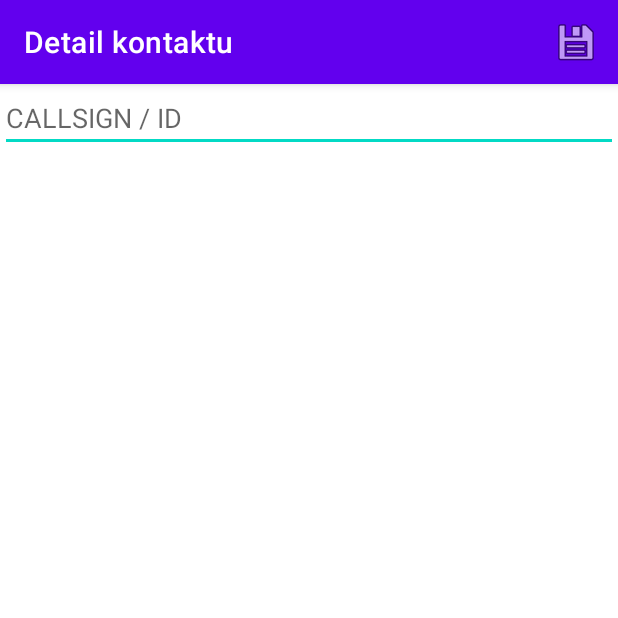
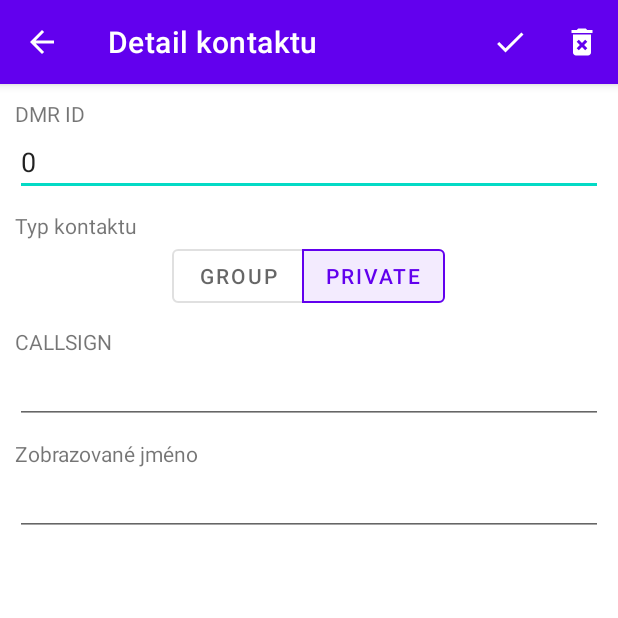
Before and after one commit to OK-DMR/ambe-codec-p25, an Android app: the ContactsActivity screen opened directly, with no data from a screen before it, after a tap on "Přidat kontakt", on a phone screen of 412 x 824 dp, the top half of it. Run offline under Robolectric (Android 15) with nearby library versions, the phone set to English and light mode, and no system bars.

Commit message:
saving work

```diff
--- a/app/src/main/java/cz/okdmr/mmdvm/ContactDetailActivity.java
+++ b/app/src/main/java/cz/okdmr/mmdvm/ContactDetailActivity.java
@@ -4,10 +4,15 @@ import android.content.Intent;
 import android.os.Bundle;
 import android.view.Menu;
 import android.view.MenuItem;
+import android.widget.EditText;
+import android.widget.TextView;
 
 import androidx.annotation.NonNull;
 import androidx.annotation.Nullable;
 import androidx.appcompat.app.AppCompatActivity;
+import androidx.appcompat.widget.SwitchCompat;
+
+import com.google.android.material.button.MaterialButton;
 
 import cz.okdmr.mmdvm.model.StoredContact;
 
@@ -16,7 +21,12 @@ public class ContactDetailActivity extends AppCompatActivity {
     public static String EXTRA_INT_CONTACT_ID = "CONTACT_ID";
 
     SettingsStorage prefs;
-    StoredContact contact;
+    StoredContact contact = new StoredContact();
+
+    EditText contact_dmr_id;
+    EditText contact_dmr_callsign;
+    EditText contact_display_name;
+    MaterialButton btn_private, btn_group;
 
     @Override
     protected void onCreate(@Nullable Bundle savedInstanceState) {
@@ -24,23 +34,50 @@ public class ContactDetailActivity extends AppCompatActivity {
         setContentView(R.layout.contact_edit);
         setTitle("Detail kontaktu");
         prefs = new SettingsStorage(this);
+
+        contact_dmr_id = findViewById(R.id.contact_dmr_id);
+        contact_dmr_callsign = findViewById(R.id.contact_dmr_callsign);
+        contact_display_name = findViewById(R.id.contact_display_name);
+        btn_private = findViewById(R.id.contact_btn_private);
+        btn_group = findViewById(R.id.contact_btn_group);
+
+        getSupportActionBar().setDisplayHomeAsUpEnabled(true);
     }
 
     @Override
     protected void onResume() {
         super.onResume();
         Intent launch = getIntent();
-        int contact_id = -1;
+        int extra_contact_id = -1;
         if (launch != null) {
-            contact_id = launch.getIntExtra(EXTRA_INT_CONTACT_ID, -1);
+            extra_contact_id = launch.getIntExtra(EXTRA_INT_CONTACT_ID, -1);
         }
-        contact = prefs.getContact(contact_id);
+        contact = prefs.getContact(extra_contact_id);
+        if (contact != null) {
+            contact_display_name.setText(contact.display_name);
+            contact_dmr_id.setText(String.valueOf(contact.dmr_id));
+            btn_group.setChecked(!contact.is_private);
+            btn_private.setChecked(contact.is_private);
+            contact_dmr_callsign.setText(contact.dmr_callsign);
+        }
     }
 
     @Override
     public boolean onOptionsItemSelected(@NonNull MenuItem item) {
         if (item.getItemId() == 1) {
+            contact.display_name = contact_display_name.getText().toString();
+            contact.dmr_callsign = contact_dmr_callsign.getText().toString();
+            contact.is_private = btn_private.isChecked();
+            contact.dmr_id = Integer.parseInt(contact_dmr_id.getText().toString());
             contact = prefs.storeContact(contact);
+            finish();
+            return true;
+        } else if (item.getItemId() == 2) {
+            prefs.deleteContact(contact);
+            finish();
+            return true;
+        } else if (item.getItemId() == android.R.id.home) {
+            finish();
             return true;
         }
         return super.onOptionsItemSelected(item);
@@ -48,9 +85,12 @@ public class ContactDetailActivity extends AppCompatActivity {
 
     @Override
     public boolean onCreateOptionsMenu(Menu menu) {
-        MenuItem i = menu.add(0,1,0,"Uložit");
-        i.setIcon(android.R.drawable.ic_menu_save);
+        MenuItem i = menu.add(0, 1, 0, "Uložit");
+        i.setIcon(R.drawable.ic_baseline_done_24);
         i.setShowAsAction(MenuItem.SHOW_AS_ACTION_IF_ROOM);
+        MenuItem o = menu.add(0, 2, 0, "Smazat");
+        o.setIcon(R.drawable.ic_baseline_delete_forever_24);
+        o.setShowAsAction(MenuItem.SHOW_AS_ACTION_IF_ROOM);
         return super.onCreateOptionsMenu(menu);
     }
 }
--- a/app/src/main/java/cz/okdmr/mmdvm/ContactsActivity.java
+++ b/app/src/main/java/cz/okdmr/mmdvm/ContactsActivity.java
@@ -2,8 +2,11 @@ package cz.okdmr.mmdvm;
 
 import android.content.Intent;
 import android.os.Bundle;
+import android.util.Log;
 import android.view.Menu;
 import android.view.MenuItem;
+import android.view.View;
+import android.widget.AdapterView;
 import android.widget.ListView;
 
 import androidx.annotation.NonNull;
@@ -12,20 +15,43 @@ import androidx.appcompat.app.AppCompatActivity;
 
 public class ContactsActivity extends AppCompatActivity {
 
+    ContactsAdapter contactsAdapter;
+
     @Override
     protected void onCreate(@Nullable Bundle savedInstanceState) {
         super.onCreate(savedInstanceState);
         setContentView(R.layout.list_view);
         setTitle("Kontakty");
+        getSupportActionBar().setDisplayHomeAsUpEnabled(true);
+
         ListView lv = findViewById(R.id.list_view);
-        lv.setAdapter(new ContactsAdapter(this));
+        contactsAdapter = new ContactsAdapter(this);
+        lv.setAdapter(contactsAdapter);
+        lv.setOnItemClickListener(new AdapterView.OnItemClickListener() {
+            @Override
+            public void onItemClick(AdapterView<?> parent, View view, int position, long id) {
+                Intent detailIntent = new Intent(ContactsActivity.this, ContactDetailActivity.class);
+                detailIntent.putExtra(ContactDetailActivity.EXTRA_INT_CONTACT_ID, contactsAdapter.ids.get(position));
+                startActivity(detailIntent);
+            }
+        });
+    }
+
+    @Override
+    protected void onResume() {
+        super.onResume();
+        contactsAdapter.refresh();
     }
 
     @Override
     public boolean onOptionsItemSelected(@NonNull MenuItem item) {
-        if (item.getItemId() == 1) {
-            startActivity(new Intent(this, ContactDetailActivity.class));
-            return true;
+        switch(item.getItemId()) {
+            case android.R.id.home:
+                finish();
+                return true;
+            case 1:
+                startActivity(new Intent(this, ContactDetailActivity.class));
+                return true;
         }
         return super.onOptionsItemSelected(item);
     }
@@ -33,7 +59,7 @@ public class ContactsActivity extends AppCompatActivity {
     @Override
     public boolean onCreateOptionsMenu(Menu menu) {
         MenuItem i = menu.add(0, 1, 0, "Přidat kontakt");
-        i.setIcon(android.R.drawable.btn_plus);
+        i.setIcon(R.drawable.ic_baseline_add_24);
         i.setShowAsAction(MenuItem.SHOW_AS_ACTION_IF_ROOM);
         return super.onCreateOptionsMenu(menu);
     }
--- a/app/src/main/java/cz/okdmr/mmdvm/ContactsAdapter.java
+++ b/app/src/main/java/cz/okdmr/mmdvm/ContactsAdapter.java
@@ -5,7 +5,11 @@ import android.view.LayoutInflater;
 import android.view.View;
 import android.view.ViewGroup;
 import android.widget.BaseAdapter;
+import android.widget.ImageView;
 import android.widget.TextView;
+
+import java.util.ArrayList;
+import java.util.Locale;
 
 import cz.okdmr.mmdvm.model.StoredContact;
 
@@ -13,10 +17,12 @@ public class ContactsAdapter extends BaseAdapter {
 
     SettingsStorage prefs;
     Context context;
+    ArrayList<Integer> ids;
 
     public ContactsAdapter(Context c) {
         prefs = new SettingsStorage(c);
         context = c;
+        ids = prefs.getIds(SettingsStorage.PREFIX_CONTACTS);
     }
 
     @Override
@@ -26,28 +32,34 @@ public class ContactsAdapter extends BaseAdapter {
 
     @Override
     public Object getItem(int position) {
-        return prefs.getContact(position);
+        return prefs.getContact(ids.get(position));
     }
 
     @Override
     public long getItemId(int position) {
-        return position;
+        return ids.get(position);
     }
 
     @Override
     public View getView(int position, View convertView, ViewGroup parent) {
         if (convertView == null) {
-            convertView = LayoutInflater.from(context).inflate(android.R.layout.test_list_item, parent, false);
+            convertView = LayoutInflater.from(context).inflate(R.layout.contact_list_item, parent, false);
         }
 
-        StoredContact sc = prefs.getContact(position);
+        StoredContact sc = prefs.getContact(ids.get(position));
 
-        TextView tv = convertView.findViewById(android.R.id.text1);
+        TextView tv = convertView.findViewById(R.id.list_item_text);
+        ImageView iv = convertView.findViewById(R.id.list_item_image);
         if (sc != null) {
-            tv.setText(sc.display_name);
+            tv.setText(String.format(Locale.US, "%d - %s", sc.dmr_id, sc.dmr_callsign));
+            iv.setImageResource(sc.is_private ? R.drawable.ic_baseline_person_24 : R.drawable.ic_baseline_group_24);
         }
-        tv.setText("FUCK OFF");
 
         return convertView;
     }
+
+    public void refresh() {
+        ids = prefs.getIds(SettingsStorage.PREFIX_CONTACTS);
+        notifyDataSetChanged();
+    }
 }
--- a/app/src/main/java/cz/okdmr/mmdvm/MainActivity.java
+++ b/app/src/main/java/cz/okdmr/mmdvm/MainActivity.java
@@ -66,13 +66,13 @@ public class MainActivity extends AppCompatActivity {
     @Override
     public boolean onCreateOptionsMenu(Menu menu) {
         MenuItem i = menu.add(0,1,0,"Kontakty");
-        i.setIcon(android.R.drawable.sym_contact_card);
+        i.setIcon(R.drawable.ic_baseline_group_24);
         i.setShowAsAction(MenuItem.SHOW_AS_ACTION_IF_ROOM);
         MenuItem o = menu.add(0,2,0,"Servery");
-        o.setIcon(android.R.drawable.btn_star);
+        o.setIcon(R.drawable.ic_baseline_storage_24);
         o.setShowAsAction(MenuItem.SHOW_AS_ACTION_IF_ROOM);
         MenuItem s = menu.add(0,3,0,"Identity");
-        s.setIcon(android.R.drawable.ic_lock_lock);
+        s.setIcon(R.drawable.ic_identity_platform_48);
         s.setShowAsAction(MenuItem.SHOW_AS_ACTION_IF_ROOM);
         return super.onCreateOptionsMenu(menu);
     }
--- a/app/src/main/java/cz/okdmr/mmdvm/SettingsStorage.java
+++ b/app/src/main/java/cz/okdmr/mmdvm/SettingsStorage.java
@@ -2,8 +2,11 @@ package cz.okdmr.mmdvm;
 
 import android.content.Context;
 import android.content.SharedPreferences;
+import android.util.Log;
 
 import androidx.annotation.Nullable;
+
+import java.util.ArrayList;
 
 import cz.okdmr.mmdvm.model.StoredContact;
 
@@ -33,18 +36,29 @@ public class SettingsStorage {
 
     @Nullable
     public StoredContact getContact(int id) {
+        Log.d("SettingsStorage", "getContact " + id);
         if (id < 0) {
             return new StoredContact();
         }
         String serializedContact = mSettings.getString(PREFIX_CONTACTS + id, null);
-        return StoredContact.deserialize(id, serializedContact);
+        StoredContact sc = StoredContact.deserialize(id, serializedContact);
+        if (sc == null) {
+            deleteContact(new StoredContact() {{
+                _id = id;
+            }});
+        } else {
+            // set id into the record
+            sc._id = id;
+        }
+        return sc;
     }
 
     public StoredContact storeContact(StoredContact contact) {
-        if (contact._id == null) {
+        Log.d("SettingsStorage", "storeContact " + contact._id);
+        if (contact._id < 0) {
             contact._id = getNextFreeStorageIndex(PREFIX_CONTACTS);
         }
-        mSettings.edit().putString(PREFIX_CONTACTS+contact._id, contact.serialize()).apply();
+        mSettings.edit().putString(PREFIX_CONTACTS + contact._id, contact.serialize()).apply();
         return contact;
     }
 
@@ -53,7 +67,24 @@ public class SettingsStorage {
         while (mSettings.getString(storage_prefix + index, null) != null) {
             index++;
         }
+        Log.d("SettingsStorage", "getNextFreeStorageIndex prefix: " + storage_prefix + ", index: " + index);
         return index;
     }
 
+    public boolean deleteContact(StoredContact contact) {
+        if (contact._id >= 0) {
+            return mSettings.edit().remove(PREFIX_CONTACTS + contact._id).commit();
+        }
+        return false;
+    }
+
+    public ArrayList<Integer> getIds(String storage_prefix) {
+        ArrayList<Integer> ids = new ArrayList<>();
+        for (String key : mSettings.getAll().keySet()) {
+            if (key.startsWith(PREFIX_CONTACTS)) {
+                ids.add(Integer.parseInt(key.replace(PREFIX_CONTACTS, "")));
+            }
+        }
+        return ids;
+    }
 }
--- a/app/src/main/java/cz/okdmr/mmdvm/model/StoredContact.java
+++ b/app/src/main/java/cz/okdmr/mmdvm/model/StoredContact.java
@@ -1,4 +1,6 @@
 package cz.okdmr.mmdvm.model;
+
+import android.util.Log;
 
 import androidx.annotation.Nullable;
 
@@ -6,28 +8,30 @@ import java.util.Locale;
 
 public class StoredContact {
 
-    public Integer _id = null;
+    public int _id = -1;
     public int dmr_id = 0;
     public boolean is_private = true;
     public String dmr_callsign = "";
     public String display_name = "";
 
     public String serialize() {
-        return String.format(Locale.US, "%d|%b|%s|%s", dmr_id, is_private, dmr_callsign.replace("|",""), display_name.replace("|",""));
+        return String.format(Locale.US, "%d|%b|%s |%s ", dmr_id, is_private, dmr_callsign.replace("|", "").trim().toUpperCase(), display_name.replace("|", "").trim());
     }
 
     @Nullable
     public static StoredContact deserialize(int storage_id, String serialized) {
-        String[] parts = (serialized == null?"":serialized).split("\\|");
+        Log.d("StoredContact", "deserialize called with data: " + serialized);
+        String[] parts = (serialized == null ? "" : serialized).split("\\|");
         if (serialized == null || parts.length < 4) {
+            Log.e("StoredContact", "return null from deserialize in " + serialized + " parts: " + parts.length);
             return null;
         }
-        return new StoredContact(){{
+        return new StoredContact() {{
             _id = storage_id;
             dmr_id = Integer.parseInt(parts[0]);
             is_private = Boolean.parseBoolean(parts[1]);
-            dmr_callsign = parts[2];
-            display_name = parts[3];
+            dmr_callsign = parts[2].trim();
+            display_name = parts[3].trim();
         }};
     }
 
--- /dev/null
+++ b/app/src/main/res/drawable/ic_baseline_add_24.xml
@@ -0,0 +1,5 @@
+<vector android:height="24dp" android:tint="#FFFFFF"
+    android:viewportHeight="24" android:viewportWidth="24"
+    android:width="24dp" xmlns:android="http://schemas.android.com/apk/res/android">
+    <path android:fillColor="@android:color/white" android:pathData="M19,13h-6v6h-2v-6H5v-2h6V5h2v6h6v2z"/>
+</vector>
--- /dev/null
+++ b/app/src/main/res/drawable/ic_baseline_delete_forever_24.xml
@@ -0,0 +1,5 @@
+<vector android:height="24dp" android:tint="#FFFFFF"
+    android:viewportHeight="24" android:viewportWidth="24"
+    android:width="24dp" xmlns:android="http://schemas.android.com/apk/res/android">
+    <path android:fillColor="@android:color/white" android:pathData="M6,19c0,1.1 0.9,2 2,2h8c1.1,0 2,-0.9 2,-2L18,7L6,7v12zM8.46,11.88l1.41,-1.41L12,12.59l2.12,-2.12 1.41,1.41L13.41,14l2.12,2.12 -1.41,1.41L12,15.41l-2.12,2.12 -1.41,-1.41L10.59,14l-2.13,-2.12zM15.5,4l-1,-1h-5l-1,1L5,4v2h14L19,4z"/>
+</vector>
--- /dev/null
+++ b/app/src/main/res/drawable/ic_baseline_done_24.xml
@@ -0,0 +1,5 @@
+<vector android:height="24dp" android:tint="#FFFFFF"
+    android:viewportHeight="24" android:viewportWidth="24"
+    android:width="24dp" xmlns:android="http://schemas.android.com/apk/res/android">
+    <path android:fillColor="@android:color/white" android:pathData="M9,16.2L4.8,12l-1.4,1.4L9,19 21,7l-1.4,-1.4L9,16.2z"/>
+</vector>
--- /dev/null
+++ b/app/src/main/res/drawable/ic_baseline_group_24.xml
@@ -0,0 +1,5 @@
+<vector android:height="24dp" android:tint="#FFFFFF"
+    android:viewportHeight="24" android:viewportWidth="24"
+    android:width="24dp" xmlns:android="http://schemas.android.com/apk/res/android">
+    <path android:fillColor="@android:color/white" android:pathData="M16,11c1.66,0 2.99,-1.34 2.99,-3S17.66,5 16,5c-1.66,0 -3,1.34 -3,3s1.34,3 3,3zM8,11c1.66,0 2.99,-1.34 2.99,-3S9.66,5 8,5C6.34,5 5,6.34 5,8s1.34,3 3,3zM8,13c-2.33,0 -7,1.17 -7,3.5L1,19h14v-2.5c0,-2.33 -4.67,-3.5 -7,-3.5zM16,13c-0.29,0 -0.62,0.02 -0.97,0.05 1.16,0.84 1.97,1.97 1.97,3.45L17,19h6v-2.5c0,-2.33 -4.67,-3.5 -7,-3.5z"/>
+</vector>
--- /dev/null
+++ b/app/src/main/res/drawable/ic_baseline_person_24.xml
@@ -0,0 +1,5 @@
+<vector android:height="24dp" android:tint="#FFFFFF"
+    android:viewportHeight="24" android:viewportWidth="24"
+    android:width="24dp" xmlns:android="http://schemas.android.com/apk/res/android">
+    <path android:fillColor="@android:color/white" android:pathData="M12,12c2.21,0 4,-1.79 4,-4s-1.79,-4 -4,-4 -4,1.79 -4,4 1.79,4 4,4zM12,14c-2.67,0 -8,1.34 -8,4v2h16v-2c0,-2.66 -5.33,-4 -8,-4z"/>
+</vector>
--- /dev/null
+++ b/app/src/main/res/drawable/ic_baseline_storage_24.xml
@@ -0,0 +1,5 @@
+<vector android:height="24dp" android:tint="#FFFFFF"
+    android:viewportHeight="24" android:viewportWidth="24"
+    android:width="24dp" xmlns:android="http://schemas.android.com/apk/res/android">
+    <path android:fillColor="@android:color/white" android:pathData="M2,20h20v-4L2,16v4zM4,17h2v2L4,19v-2zM2,4v4h20L22,4L2,4zM6,7L4,7L4,5h2v2zM2,14h20v-4L2,10v4zM4,11h2v2L4,13v-2z"/>
+</vector>
--- a/app/src/main/res/layout/contact_edit.xml
+++ b/app/src/main/res/layout/contact_edit.xml
@@ -1,14 +1,74 @@
 <?xml version="1.0" encoding="utf-8"?>
-<androidx.appcompat.widget.LinearLayoutCompat
-    xmlns:android="http://schemas.android.com/apk/res/android"
+<androidx.appcompat.widget.LinearLayoutCompat xmlns:android="http://schemas.android.com/apk/res/android"
+    xmlns:app="http://schemas.android.com/apk/res-auto"
     android:layout_width="match_parent"
-    android:layout_height="match_parent">
+    android:layout_height="match_parent"
+    android:orientation="vertical"
+    android:padding="10sp">
+
+    <TextView
+        android:layout_width="match_parent"
+        android:layout_height="wrap_content"
+        android:text="DMR ID" />
 
     <EditText
+        android:id="@+id/contact_dmr_id"
         android:layout_width="match_parent"
         android:layout_height="wrap_content"
-        android:hint="CALLSIGN / ID">
+        android:inputType="number" />
 
-    </EditText>
+    <TextView
+        android:layout_width="match_parent"
+        android:layout_height="wrap_content"
+        android:paddingTop="10sp"
+        android:text="Typ kontaktu" />
+
+    <com.google.android.material.button.MaterialButtonToggleGroup
+        android:layout_width="match_parent"
+        android:layout_height="wrap_content"
+        app:selectionRequired="true"
+        app:singleSelection="true"
+        android:gravity="center"
+        android:orientation="horizontal">
+
+        <com.google.android.material.button.MaterialButton
+            android:id="@+id/contact_btn_group"
+            android:layout_width="wrap_content"
+            android:layout_height="wrap_content"
+            style="?attr/materialButtonOutlinedStyle"
+
+            android:text="GROUP" />
+
+        <com.google.android.material.button.MaterialButton
+            android:layout_width="wrap_content"
+            android:layout_height="wrap_content"
+            android:id="@+id/contact_btn_private"
+            style="?attr/materialButtonOutlinedStyle"
+            android:text="PRIVATE" />
+
+    </com.google.android.material.button.MaterialButtonToggleGroup>
+
+    <TextView
+        android:layout_width="match_parent"
+        android:layout_height="wrap_content"
+        android:paddingTop="10sp"
+        android:text="CALLSIGN" />
+
+    <EditText
+        android:id="@+id/contact_dmr_callsign"
+        android:layout_width="match_parent"
+        android:layout_height="wrap_content"
+        android:inputType="text" />
+
+    <TextView
+        android:layout_width="match_parent"
+        android:layout_height="wrap_content"
+        android:paddingTop="10sp"
+        android:text="Zobrazované jméno" />
+
+    <EditText
+        android:id="@+id/contact_display_name"
+        android:layout_width="match_parent"
+        android:layout_height="wrap_content" />
 
 </androidx.appcompat.widget.LinearLayoutCompat>
```
Also changed, not shown: app/src/main/res/drawable/ic_identity_platform_48.xml (added, +10 -0 lines), app/src/main/res/layout/contact_list_item.xml (added, +23 -0 lines).
